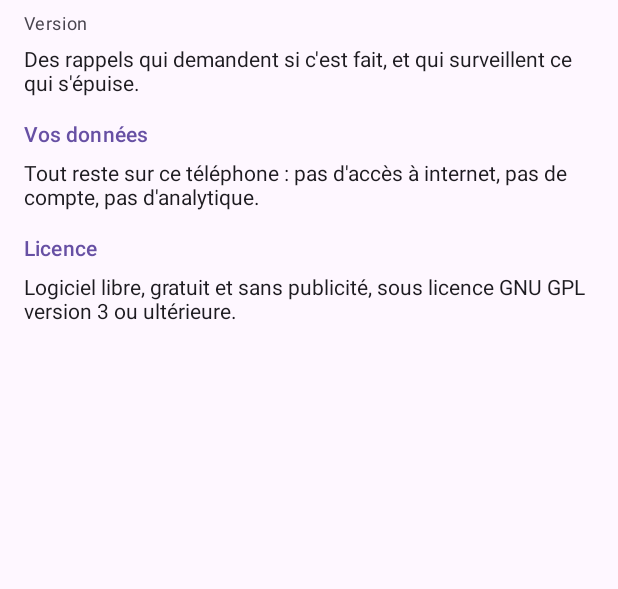
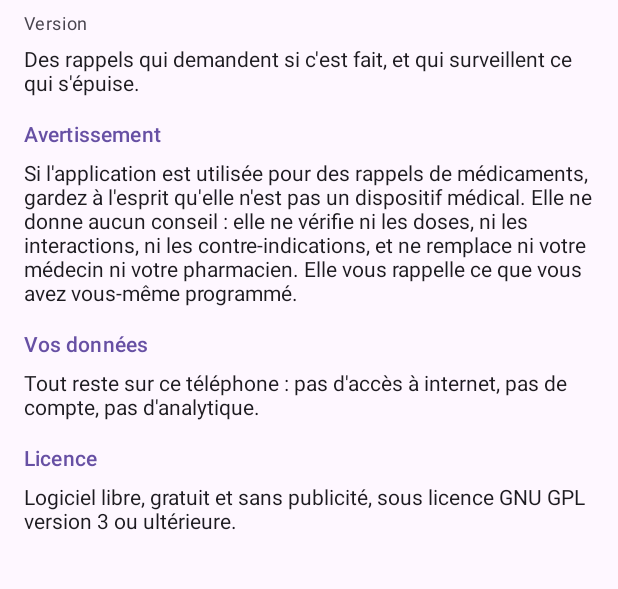
Before and after one commit to ggrandou/medocs, an Android app built with Jetpack Compose: the composable AboutScreen called with empty values, on a phone screen of 412 x 824 dp, the part 162-751 px from its top. Run offline under Robolectric (Android 15) with nearby library versions, the phone set to English and light mode, and no system bars.

Commit message:
app: add the medical warning to À propos
- New "Avertissement" section, introduced by the medication use case
- AGENTS.md: the warning is no longer missing from À propos

```diff
--- a/android/app/src/main/kotlin/net/grandou/rappels/ui/AboutScreen.kt
+++ b/android/app/src/main/kotlin/net/grandou/rappels/ui/AboutScreen.kt
@@ -20,6 +20,14 @@ fun AboutScreen(appVersion: String, onBack: () -> Unit) {
             Text("Version $appVersion", style = MaterialTheme.typography.bodySmall, color = MaterialTheme.colorScheme.onSurfaceVariant)
             Text("Des rappels qui demandent si c'est fait, et qui surveillent ce qui s'épuise.")
 
+            SectionTitle("Avertissement")
+            Text(
+                "Si l'application est utilisée pour des rappels de médicaments, gardez à l'esprit qu'elle n'est pas un dispositif médical. " +
+                    "Elle ne donne aucun conseil : elle ne vérifie ni les doses, " +
+                    "ni les interactions, ni les contre-indications, et ne remplace ni votre médecin ni votre pharmacien. " +
+                    "Elle vous rappelle ce que vous avez vous-même programmé.",
+            )
+
             SectionTitle("Vos données")
             Text("Tout reste sur ce téléphone : pas d'accès à internet, pas de compte, pas d'analytique.")
             SectionTitle("Licence")
```
Also changed, not shown: 1 other file.
